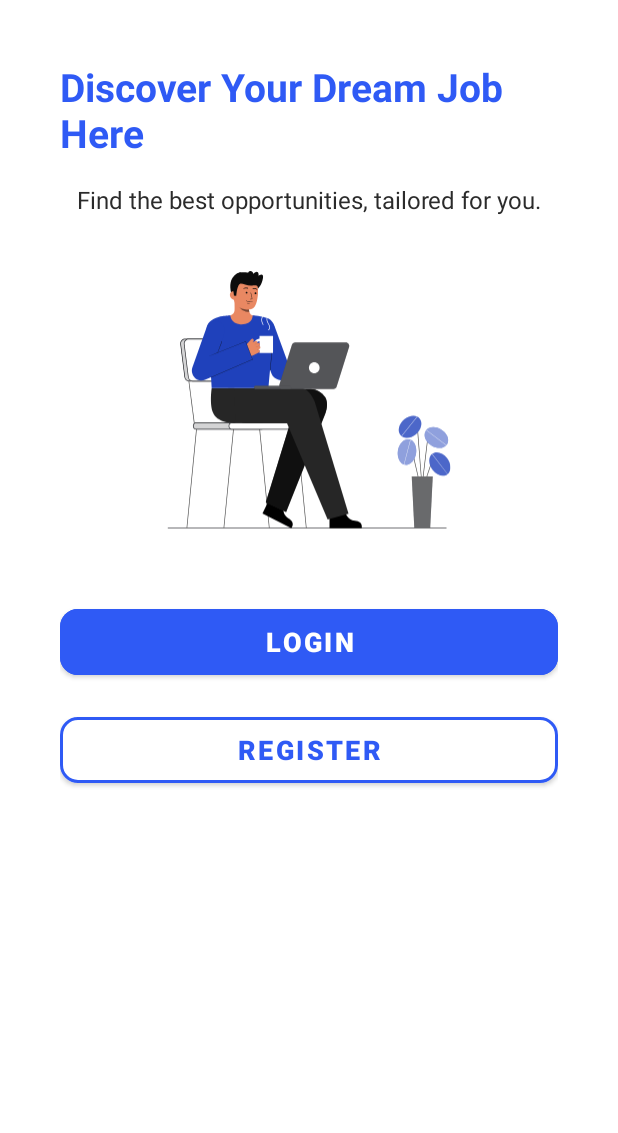
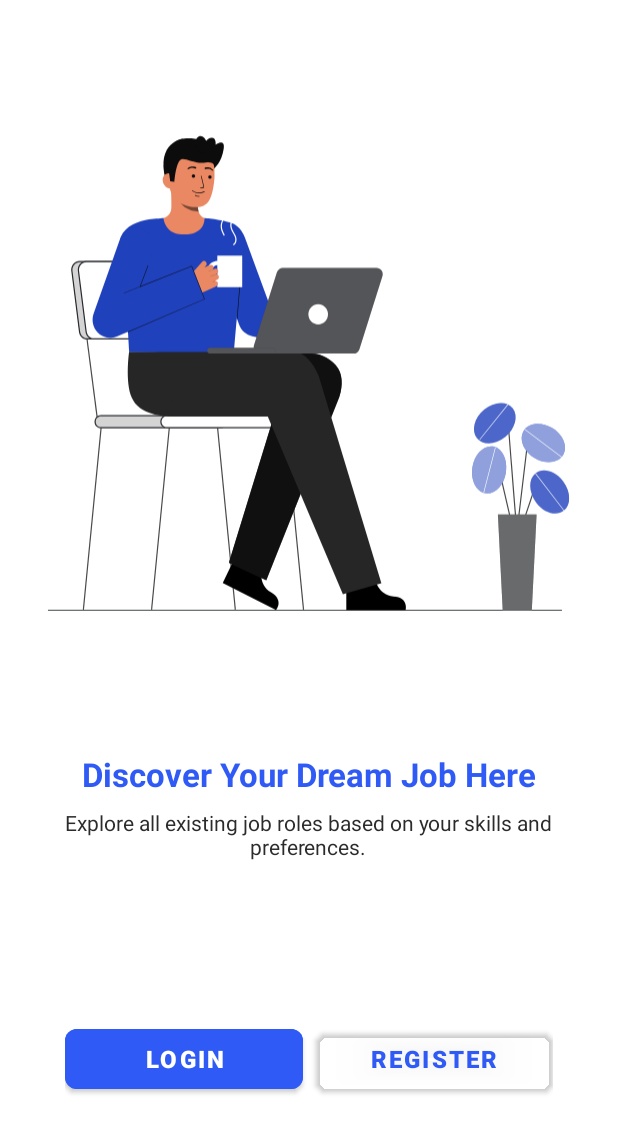
Before and after one commit to aquib9898/kotlinTask2, an Android app: the screen it shows after launch (AuthActivity), on a phone screen of 412 x 824 dp. Shown: the top 1133 px of the screen. Run offline under Robolectric (Android 15) with nearby library versions, the phone set to English and light mode, and no system bars.

Commit message:
added scroll view

```diff
--- a/app/src/main/java/com/example/sdc_si_kotlin2/WelcomeFragment.kt
+++ b/app/src/main/java/com/example/sdc_si_kotlin2/WelcomeFragment.kt
@@ -20,8 +20,8 @@ class WelcomeFragment : Fragment() {
     override fun onViewCreated(view: View, savedInstanceState: Bundle?) {
         super.onViewCreated(view, savedInstanceState)
 
-        val loginBtn: MaterialButton = view.findViewById(R.id.btn_welcome_login)
-        val registerBtn: MaterialButton = view.findViewById(R.id.btn_welcome_register)
+        val loginBtn: MaterialButton = view.findViewById(R.id.btn_bottom_login)
+        val registerBtn: MaterialButton = view.findViewById(R.id.btn_bottom_register)
 
         loginBtn.setOnClickListener {
             parentFragmentManager.beginTransaction()
--- a/app/src/main/res/layout/fragment_welcome.xml
+++ b/app/src/main/res/layout/fragment_welcome.xml
@@ -1,79 +1,107 @@
 <?xml version="1.0" encoding="utf-8"?>
-<androidx.constraintlayout.widget.ConstraintLayout
+<ScrollView
     xmlns:android="http://schemas.android.com/apk/res/android"
     xmlns:app="http://schemas.android.com/apk/res-auto"
     android:layout_width="match_parent"
     android:layout_height="match_parent"
-    android:background="#FFFFFF"
-    android:padding="40dp">
+    android:fillViewport="true"
+    android:background="#FFFFFF">
+
+    <androidx.constraintlayout.widget.ConstraintLayout
+        android:id="@+id/root_welcome"
+        android:layout_width="match_parent"
+        android:layout_height="wrap_content">
+
+        <ImageView
+            android:id="@+id/img_welcome"
+            android:layout_width="0dp"
+            android:layout_height="0dp"
+            android:contentDescription="Welcome illustration"
+            android:src="@drawable/welcome_image"
+            android:scaleType="fitCenter"
+            app:layout_constraintTop_toTopOf="parent"
+            app:layout_constraintStart_toStartOf="parent"
+            app:layout_constraintEnd_toEndOf="parent"
+            android:layout_marginStart="21dp"
+            android:layout_marginEnd="22dp"
+            android:layout_marginTop="50dp"
+            app:layout_constraintDimensionRatio="385:422" />
+
+        <LinearLayout
+            android:id="@+id/box_title"
+            android:layout_width="0dp"
+            android:layout_height="wrap_content"
+            android:orientation="vertical"
+            android:gravity="center_horizontal"
+            app:layout_constraintTop_toBottomOf="@id/img_welcome"
+            app:layout_constraintStart_toStartOf="parent"
+            app:layout_constraintEnd_toEndOf="parent"
+            android:layout_marginTop="47dp"
+            android:layout_marginStart="21dp"
+            android:layout_marginEnd="22dp">
 
             <TextView
-        android:id="@+id/tv_welcome_title"
+                android:id="@+id/tv_box_title"
                 android:layout_width="wrap_content"
                 android:layout_height="wrap_content"
                 android:text="Discover Your Dream Job Here"
                 android:textColor="#2F5AF5"
-        android:textSize="26sp"
+                android:textSize="22sp"
                 android:textStyle="bold"
-        app:layout_constraintTop_toTopOf="parent"
-        app:layout_constraintStart_toStartOf="parent"
-        app:layout_constraintEnd_toEndOf="parent" />
+                android:gravity="center"/>
 
             <TextView
-        android:id="@+id/tv_welcome_subtitle"
+                android:id="@+id/tv_box_sub"
                 android:layout_width="wrap_content"
                 android:layout_height="wrap_content"
-        android:text="Find the best opportunities, tailored for you."
+                android:text="Explore all existing job roles based on your skills and preferences."
                 android:textColor="#2B2B2B"
-        android:textSize="16sp"
-        android:layout_marginTop="16dp"
-        app:layout_constraintTop_toBottomOf="@id/tv_welcome_title"
+                android:textSize="14sp"
+                android:gravity="center"
+                android:layout_marginTop="8dp"/>
+        </LinearLayout>
+
+        <LinearLayout
+            android:id="@+id/bottom_action_box"
+            android:layout_width="0dp"
+            android:layout_height="60dp"
+            android:orientation="horizontal"
+            android:padding="4dp"
+            app:layout_constraintBottom_toBottomOf="parent"
             app:layout_constraintStart_toStartOf="parent"
-        app:layout_constraintEnd_toEndOf="parent" />
-
-    <ImageView
-        android:id="@+id/img_welcome"
-        android:layout_width="200dp"
-        android:layout_height="200dp"
-        android:layout_marginTop="24dp"
-        android:contentDescription="Welcome illustration"
-        android:src="@drawable/welcome_image"
-        android:scaleType="centerCrop"
-        app:layout_constraintTop_toBottomOf="@id/tv_welcome_subtitle"
-        app:layout_constraintStart_toStartOf="parent"
-        app:layout_constraintEnd_toEndOf="parent"/>
+            app:layout_constraintEnd_toEndOf="parent"
+            android:layout_marginStart="39dp"
+            android:layout_marginEnd="39dp"
+            android:layout_marginBottom="88dp">
 
             <com.google.android.material.button.MaterialButton
-        android:id="@+id/btn_welcome_login"
+                android:id="@+id/btn_bottom_login"
                 android:layout_width="0dp"
-        android:layout_height="56dp"
+                android:layout_height="match_parent"
+                android:layout_weight="1"
                 android:text="Login"
                 android:textColor="#FFFFFF"
+                android:textSize="16sp"
+                android:textStyle="bold"
                 android:backgroundTint="#2F5AF5"
-        android:textSize="18sp"
-        android:textStyle="bold"
-        app:cornerRadius="12dp"
-        android:layout_marginTop="32dp"
-        app:layout_constraintTop_toBottomOf="@id/img_welcome"
-        app:layout_constraintStart_toStartOf="parent"
-        app:layout_constraintEnd_toEndOf="parent" />
+                app:cornerRadius="8dp"/>
+
+            <View
+                android:layout_width="8dp"
+                android:layout_height="match_parent" />
 
             <com.google.android.material.button.MaterialButton
-        android:id="@+id/btn_welcome_register"
+                android:id="@+id/btn_bottom_register"
                 android:layout_width="0dp"
-        android:layout_height="56dp"
+                android:layout_height="match_parent"
+                android:layout_weight="1"
                 android:text="Register"
                 android:textColor="#2F5AF5"
-        android:backgroundTint="#FFFFFF"
-        app:strokeColor="#2F5AF5"
-        app:strokeWidth="2dp"
-        android:textSize="18sp"
+                android:textSize="16sp"
                 android:textStyle="bold"
-        app:cornerRadius="12dp"
-        android:layout_marginTop="16dp"
-        app:layout_constraintTop_toBottomOf="@id/btn_welcome_login"
-        app:layout_constraintStart_toStartOf="parent"
-        app:layout_constraintEnd_toEndOf="parent" />
-
+                android:backgroundTint="@android:color/transparent"
+                app:cornerRadius="8dp"/>
+        </LinearLayout>
 
     </androidx.constraintlayout.widget.ConstraintLayout>
+</ScrollView>
```
Also changed, not shown: app/src/main/res/layout/fragment_login.xml (+39 -17 lines), app/src/main/res/layout/fragment_register.xml (+19 -4 lines). Lines whose indentation alone changed are shown as unchanged.
